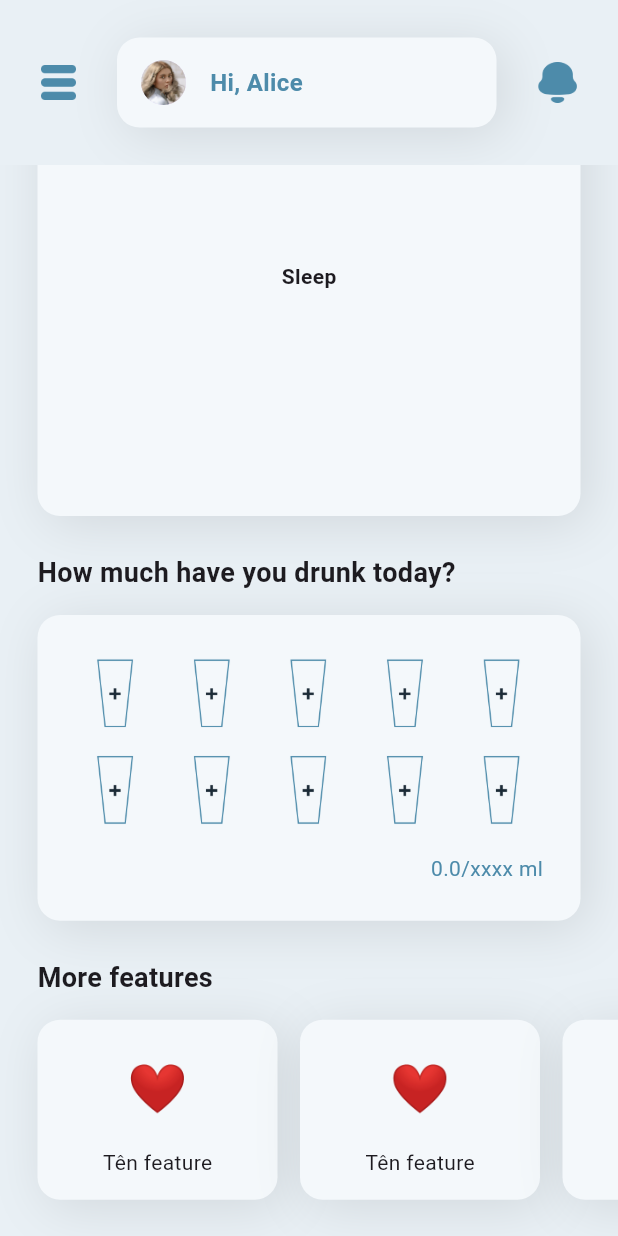
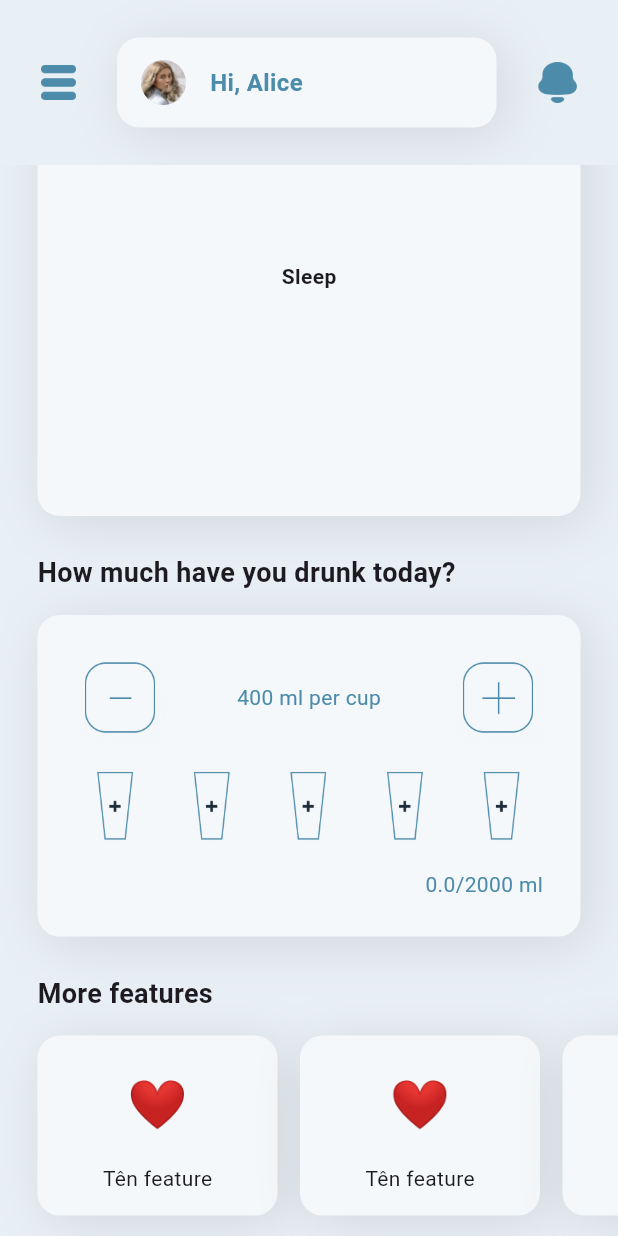
Before and after one commit to phucx314/newhealthtrackingpro, a Flutter app: the screen it shows once a user with an empty profile is signed in, scrolled down 257 dp, on a phone screen of 412 x 824 dp. Run offline on Flutter 3.47's test engine with Material 3 defaults, Android fonts, the phone set to English and light mode, and no system bars; our stand-ins replace cloud_firestore, firebase_auth, firebase_core, firebase_storage, image_picker; accounts and stored records are empty; network calls fail.

Commit message:
hoan thien water intake

```diff
--- a/lib/components/water_intake.dart
+++ b/lib/components/water_intake.dart
@@ -1,3 +1,5 @@
+// ignore_for_file: prefer_const_constructors, prefer_const_literals_to_create_immutables
+
 import 'package:flutter/cupertino.dart';
 import 'package:flutter/material.dart';
 import '../colors/color_set.dart';
@@ -11,14 +13,57 @@ class WaterIntake extends StatefulWidget {
 }
 
 class _WaterIntakeState extends State<WaterIntake> {
+  int waterPerCup = 400; // Lượng nước mỗi ly, khởi tạo ban đầu là 400ml
   List<bool> waterConsumed = List.generate(10, (index) => false);
 
   // Hàm tính lượng nước đã uống
   double calculateWaterIntake() {
-    // Mỗi ly nước đã đầy tương ứng với 250ml nước
+    // Mỗi ly nước đã đầy tương ứng với lượng nước mỗi ly
     int filledCupsCount = waterConsumed.where((filled) => filled).length;
-    return filledCupsCount * 250.0; // Tính tổng số ml nước đã uống
+    return filledCupsCount * waterPerCup.toDouble(); // Tính tổng số ml nước đã uống
   }
+
+  // Hàm để cập nhật số lượng ly nước
+void updateWaterCupsCount() {
+  setState(() {
+    int newCupCount = (2000 ~/ waterPerCup) + 1;
+    if (newCupCount > waterConsumed.length) {
+      // Tăng số lượng phần tử trong danh sách waterConsumed nếu cần
+      waterConsumed.addAll(List.generate(newCupCount - waterConsumed.length, (index) => false));
+    } else if (newCupCount < waterConsumed.length) {
+      // Giảm số lượng phần tử trong danh sách waterConsumed nếu cần
+      waterConsumed.removeRange(newCupCount, waterConsumed.length);
+    }
+  });
+}
+
+// Hàm để tăng lượng nước mỗi ly
+void increaseWaterPerCup() {
+  setState(() {
+    // Tăng lượng nước mỗi ly lên 50ml
+    waterPerCup += 50;
+    // Giới hạn giá trị lượng nước mỗi ly từ 100ml đến 500ml
+    if (waterPerCup > 500) {
+      waterPerCup = 500;
+    }
+    // Cập nhật số lượng ly nước
+    updateWaterCupsCount();
+  });
+}
+
+// Hàm để giảm lượng nước mỗi ly
+void decreaseWaterPerCup() {
+  setState(() {
+    // Giảm lượng nước mỗi ly đi 50ml
+    waterPerCup -= 50;
+    // Giới hạn giá trị lượng nước mỗi ly từ 100ml đến 500ml
+    if (waterPerCup < 100) {
+      waterPerCup = 100;
+    }
+    // Cập nhật số lượng ly nước
+    updateWaterCupsCount();
+  });
+}
 
   // Hàm kiểm tra xem có thể chuyển đổi trạng thái của một ly nước được không
   bool canToggleWaterConsumed(int index) {
@@ -42,6 +87,11 @@ class _WaterIntakeState extends State<WaterIntake> {
     }
   }
 
+  // Getter để lấy lượng nước mỗi ly
+  int getWaterPerCup() {
+    return waterPerCup;
+  }
+
   @override
   Widget build(BuildContext context) {
     return Padding(
@@ -55,14 +105,44 @@ class _WaterIntakeState extends State<WaterIntake> {
         padding: const EdgeInsets.all(25),
         child: Column(
           children: [
+            // chỉnh lượgn nước mỗi ly
+            Row(
+              mainAxisAlignment: MainAxisAlignment.spaceBetween,
+              children: [
+                // dấu trừ
+                GestureDetector(
+                  onTap: () {
+                    decreaseWaterPerCup();
+                  },
+                  child: Image(image: AssetImage('assets/icons/btn_minus.png'), height: 60, width: 60,),
+                ),
+
+                // lượng nước mỗi ly
+                Text(
+                  '${getWaterPerCup()} ml per cup',
+                  style: TextStyle(color: htaPrimaryColors.shade500,),
+                ),
+
+                // dấu cộng
+                GestureDetector(
+                  onTap: () {
+                    increaseWaterPerCup();
+                  },
+                  child: Image(image: AssetImage('assets/icons/btn_plus.png'), height: 60, width: 60,),
+                ),
+              ],
+            ),
+            SizedBox(height: 15,),
+            // mấy cái ly
             GridView.builder(
               shrinkWrap: true,
+              physics: NeverScrollableScrollPhysics(), // Ngăn chặn cuộn
               gridDelegate: const SliverGridDelegateWithFixedCrossAxisCount(
                 crossAxisCount: 5,
                 crossAxisSpacing: 10,
                 mainAxisSpacing: 10,
               ),
-              itemCount: 10, // Số lượng mục muốn hiển thị
+              itemCount: (2000%waterPerCup == 0) ? (2000~/waterPerCup) : (2000~/waterPerCup + 1), // Số lượng mục muốn hiển thị lây số nguyên, nếu ít hơn 2000ml thì thêm 1 ly, nếu nhiều hơn 2000ml thì khỏi
               itemBuilder: (BuildContext context, int index) {
                 return GestureDetector(
                   onTap: () {
@@ -90,7 +170,7 @@ class _WaterIntakeState extends State<WaterIntake> {
             Align(
               alignment: Alignment.centerRight,
               child: Text(
-                '${calculateWaterIntake()}/xxxx ml',
+                '${calculateWaterIntake()}/${(2000%waterPerCup == 0) ? waterPerCup*(2000~/waterPerCup) : waterPerCup*(2000~/waterPerCup + 1)} ml',
                 style: TextStyle(
                   color: htaPrimaryColors.shade500,
                 ),
```
